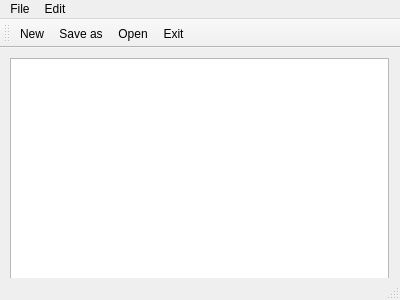
This is notepad/mainwindow.ui in JuanSeabra/qtexamples as Qt 5 draws it before an edit. The edited form follows.
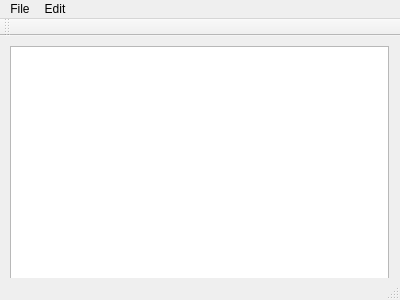
This is the edited form. Icons and pictures are not drawn.

The edit to the form file:
```diff
--- a/notepad/mainwindow.ui
+++ b/notepad/mainwindow.ui
@@ -64,10 +64,6 @@
    <attribute name="toolBarBreak">
     <bool>true</bool>
    </attribute>
-   <addaction name="actionNew"/>
-   <addaction name="actionSave_as"/>
-   <addaction name="actionOpen"/>
-   <addaction name="actionExit"/>
   </widget>
   <widget class="QStatusBar" name="statusBar"/>
   <action name="actionNew">
```
Left out of the diff: 20 changed lines with no effect on the pictures.
